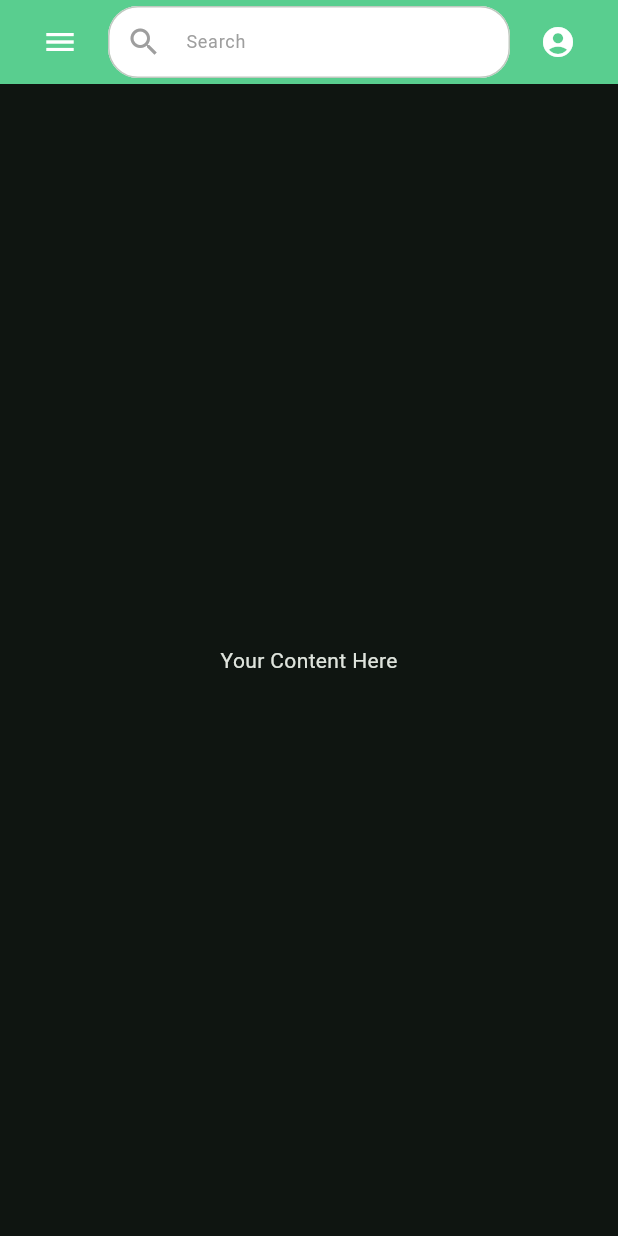
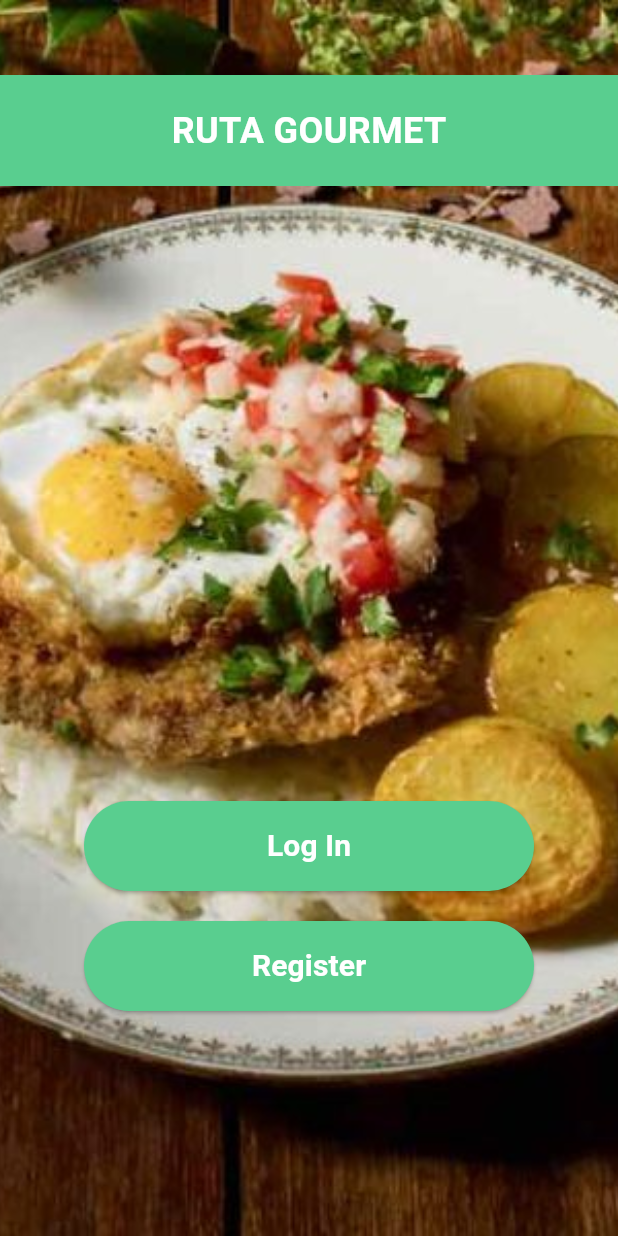
Before and after one commit to Chuch3x/proyecto_progra_movil, a Flutter app: the screen it shows after launch, on a phone screen of 412 x 824 dp. Run offline on Flutter 3.47's test engine with Material 3 defaults, Android fonts, the light colour scheme and no system bars.

Commit message:
Added homepage screen and interactions with login and register buttons

```diff
--- /dev/null
+++ b/lib/home-page.dart
@@ -0,0 +1,102 @@
+import 'package:flutter/material.dart';
+import 'package:proyecto_progra_movil/login.dart';
+import 'package:proyecto_progra_movil/register.dart';
+
+class HomePage extends StatelessWidget {
+  const HomePage({super.key});
+
+  @override
+  Widget build(BuildContext context) {
+    void _navigate(BuildContext context, Widget page) {
+      Navigator.of(context).push(
+        MaterialPageRoute(
+          builder: (context) => page,
+        ),
+      );
+    }
+
+    return Scaffold(
+      body: Stack(
+        children: [
+          // Imagen de fondo
+          Container(
+            decoration: const BoxDecoration(
+              image: DecorationImage(
+                image: AssetImage(
+                    'assets/images/silpancho-background-homepage.jpg'),
+                fit: BoxFit.cover,
+              ),
+            ),
+          ),
+          Column(
+            children: [
+              const SizedBox(height: 50),
+              Align(
+                alignment: Alignment.topCenter,
+                child: Container(
+                  color: const Color.fromRGBO(89, 206, 143, 1),
+                  padding: const EdgeInsets.symmetric(vertical: 20.0),
+                  width: MediaQuery.of(context).size.width,
+                  child: const Center(
+                    child: Text(
+                      'RUTA GOURMET',
+                      style: TextStyle(
+                        color: Colors.white,
+                        fontSize: 24,
+                        fontWeight: FontWeight.bold,
+                      ),
+                    ),
+                  ),
+                ),
+              ),
+              const Spacer(),
+              Padding(
+                padding: const EdgeInsets.only(bottom: 150.0),
+                child: Center(
+                  child: Column(
+                    mainAxisAlignment: MainAxisAlignment.end,
+                    children: [
+                      ElevatedButton(
+                        onPressed: () => _navigate(context, LoginScreen()),
+                        style: ElevatedButton.styleFrom(
+                          backgroundColor:
+                              const Color.fromRGBO(89, 206, 143, 1),
+                          fixedSize: const Size(300, 60),
+                        ),
+                        child: const Text(
+                          'Log In',
+                          style: TextStyle(
+                            color: Colors.white,
+                            fontWeight: FontWeight.bold,
+                            fontSize: 20,
+                          ),
+                        ),
+                      ),
+                      const SizedBox(height: 20),
+                      ElevatedButton(
+                        onPressed: () => _navigate(context, Register()),
+                        style: ElevatedButton.styleFrom(
+                          backgroundColor:
+                              const Color.fromRGBO(89, 206, 143, 1),
+                          fixedSize: const Size(300, 60),
+                        ),
+                        child: const Text(
+                          'Register',
+                          style: TextStyle(
+                            color: Colors.white,
+                            fontWeight: FontWeight.bold,
+                            fontSize: 20,
+                          ),
+                        ),
+                      ),
+                    ],
+                  ),
+                ),
+              ),
+            ],
+          ),
+        ],
+      ),
+    );
+  }
+}
--- a/lib/main.dart
+++ b/lib/main.dart
@@ -1,4 +1,5 @@
 import 'package:flutter/material.dart';
+import 'package:proyecto_progra_movil/home-page.dart';
 
 //custom MENU icon
 const IconData menu = IconData(0xe3dc, fontFamily: 'MaterialIcons');
@@ -50,53 +51,8 @@ class MyHomePage extends StatefulWidget {
 class _MyHomePageState extends State<MyHomePage> {
   @override
   Widget build(BuildContext context) {
-    return Scaffold(
-      appBar: AppBar(
-        title: Row(
-          children: [
-            IconButton(
-              icon: Icon(Icons.menu),
-              onPressed: () {
-                // Handle menu icon pressed
-              },
-            ),
-            Expanded(
-              child: Padding(
-                padding: const EdgeInsets.symmetric(horizontal: 8.0),
-                child: TextField(
-                  style: TextStyle(fontSize: 12.0),
-                  decoration: InputDecoration(
-                    hintText: 'Search',
-                    filled: true,
-                    fillColor: Colors.white,
-                    contentPadding:
-                        EdgeInsets.symmetric(vertical: 10.0, horizontal: 20.0),
-                    border: OutlineInputBorder(
-                        borderRadius: BorderRadius.circular(20.0)),
-                    prefixIcon: Icon(Icons.search,
-                        color: Colors.grey), // Set icon color
-                    hintStyle:
-                        TextStyle(color: Colors.grey), // Set hint text color
-                  ),
-                  onChanged: (value) {
-                    // Handle search input
-                  },
-                ),
-              ),
-            ),
-            IconButton(
-              icon: Icon(Icons.account_circle),
-              onPressed: () {
-                // Handle profile icon pressed
-              },
-            ),
-          ],
-        ),
-      ),
-      body: Center(
-        child: Text('Your Content Here'),
-      ),
+    return const Scaffold(
+      body: HomePage(),
     );
   }
 }
-//pososads
--- /dev/null
+++ b/lib/register.dart
@@ -0,0 +1,15 @@
+import 'package:flutter/material.dart';
+
+class Register extends StatefulWidget {
+  const Register({super.key});
+
+  @override
+  State<Register> createState() => _RegisterState();
+}
+
+class _RegisterState extends State<Register> {
+  @override
+  Widget build(BuildContext context) {
+    return const Placeholder();
+  }
+}
```
Also changed, not shown: pubspec.yaml (+4 -6 lines), assets/images/silpancho-background-homepage.jpg (added).
